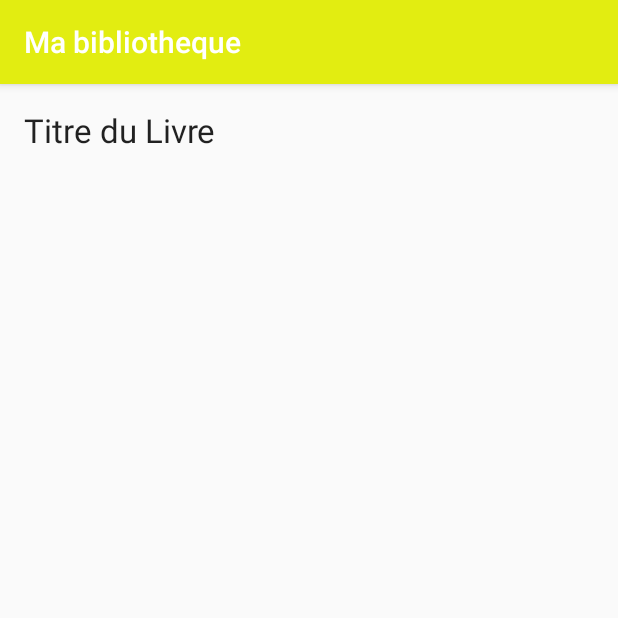
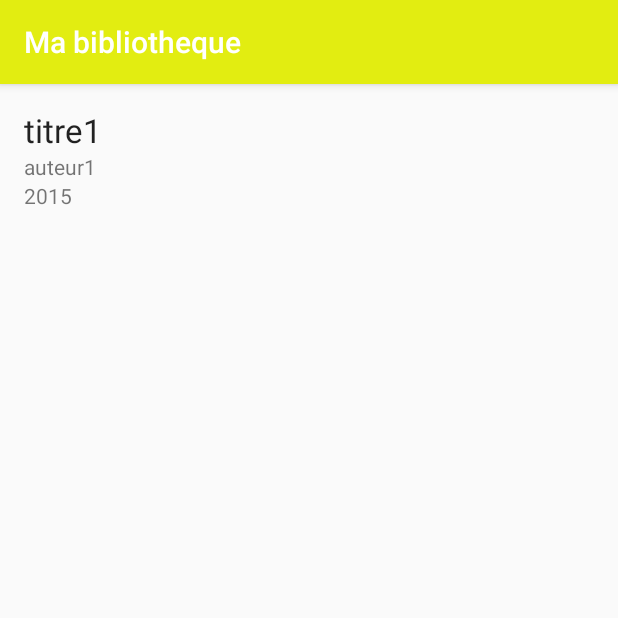
Before and after one commit to Melanieplaton/AppMaBibliotheque, an Android app: the screen it shows after launch (Book_Display), after a tap on "titre1", on a phone screen of 412 x 824 dp, the top half of it. Run offline under Robolectric (Android 15) with nearby library versions, the phone set to English and light mode, and no system bars.

Commit message:
Commit du 27/09/2016 a 11h30 L'affichage des détails du livre fonctionne

```diff
--- a/app/src/main/java/com/example/mlanie/mabibliotheque/Book_Display.java
+++ b/app/src/main/java/com/example/mlanie/mabibliotheque/Book_Display.java
@@ -16,22 +16,25 @@ public class Book_Display extends AppCompatActivity {
         super.onCreate(savedInstanceState);
         setContentView(R.layout.activity_book__display);
 
-        int listPosition= getIntent().getExtras().getInt("BookId");
+        int listPosition= (Integer)getIntent().getExtras().get("BookID");
 
         TextView titre = (TextView) findViewById(R.id.display_titre);
         TextView nomAuteur = (TextView) findViewById(R.id.display_nom);
         TextView anneeParution = (TextView) findViewById(R.id.display_annee);
 
+
+
         try{
             MaBaseSQLite maBaseHelper = new MaBaseSQLite(this);
             SQLiteDatabase maBaseSQLite = maBaseHelper.getReadableDatabase();
-            Cursor cursor = maBaseSQLite.query(MaBaseSQLite.getTableLivre(), new String [] {MaBaseSQLite.getColonneId(), MaBaseSQLite.getCOLONNE_Titre(), MaBaseSQLite.getColonneNom()},
-                    MaBaseSQLite.getColonneId()+" = ? ", new String [] {Integer.toString(listPosition)}, null, null, null);
+            Cursor cursor = maBaseSQLite.query(maBaseHelper.getTableLivre(), new String [] {maBaseHelper.getColonneId(), maBaseHelper.getCOLONNE_Titre(), maBaseHelper.getColonneNom(), maBaseHelper.getColonneAnnee()},
+                    maBaseHelper.getColonneId()+" = ? ", new String [] {Integer.toString(listPosition)}, null, null, null);
 
             if (cursor.moveToFirst()){
                 nomAuteur.setText(cursor.getString(2));
                 titre.setText(cursor.getString(1));
-                anneeParution.setText(cursor.getInt(3));
+                anneeParution.setText(Integer.toString(cursor.getInt(3)));
+
             }// a faire avec les autres attributs de la classe book
             cursor.close();
             maBaseSQLite.close();
--- a/app/src/main/java/com/example/mlanie/mabibliotheque/MainActivity.java
+++ b/app/src/main/java/com/example/mlanie/mabibliotheque/MainActivity.java
@@ -58,9 +58,9 @@ public class MainActivity extends AppCompatActivity {
         AdapterView.OnItemClickListener itemClickListener = new AdapterView.OnItemClickListener() {
             @Override
             public void onItemClick(AdapterView<?> adapterView, View view, int position, long id) {
-                //if (position == 0){
+                //if (position == 0){ //Empêche de cliquer sur la deuxième position
                     Intent intent = new Intent(MainActivity.this,Book_Display.class);
-                    intent.putExtra("BookID", id);
+                    intent.putExtra("BookID", (int) id);
                     startActivity(intent);
                 //}
             }
```
